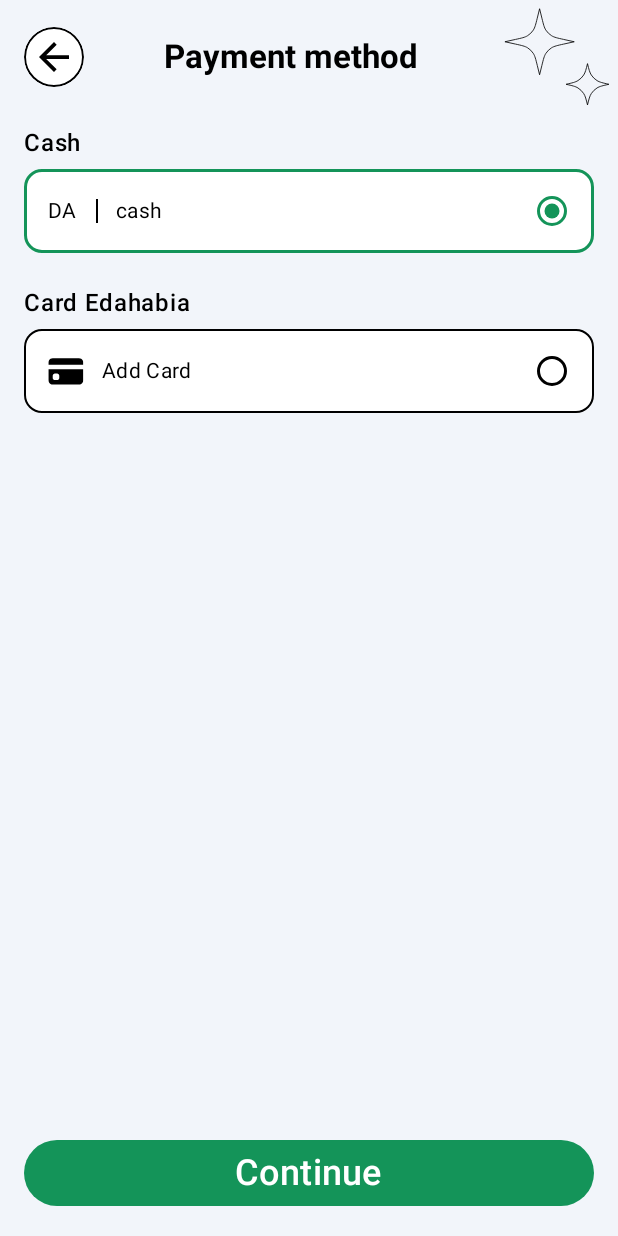
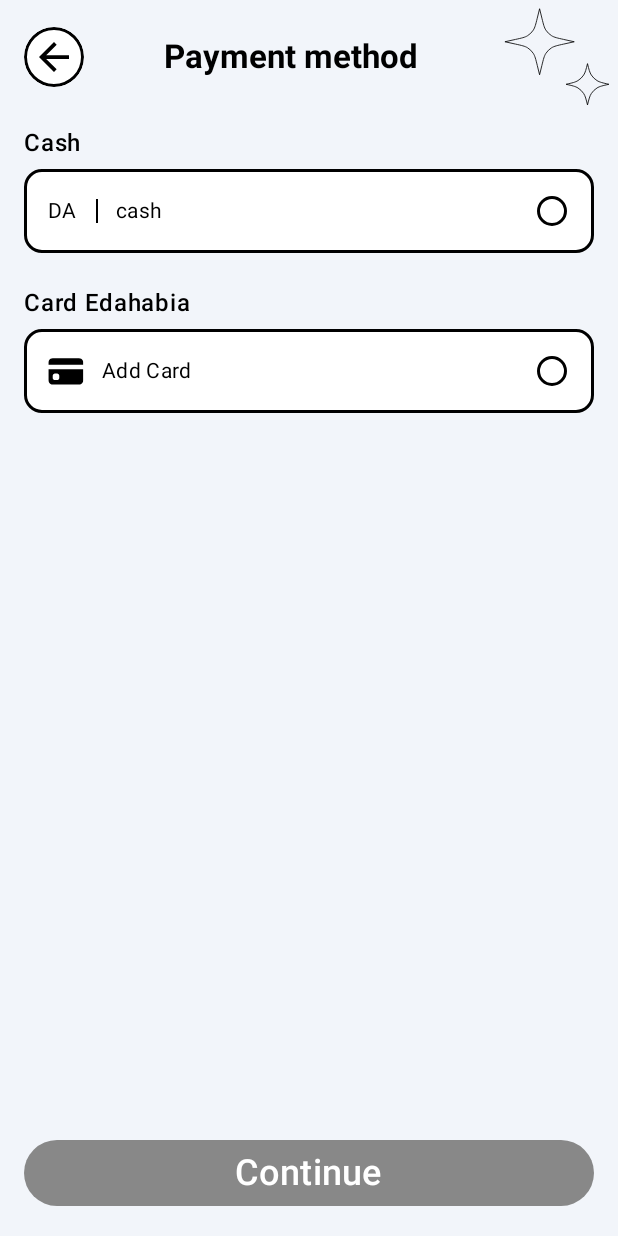
Before and after one commit to mohamed-derardja/Zm_auto_app, an Android app built with Jetpack Compose: the screen it shows after launch (MainActivity), on a phone screen of 412 x 824 dp. Run offline under Robolectric (Android 15) with nearby library versions, the phone set to English and light mode, and no system bars.

Commit message:
zm rental app

```diff
--- a/app/src/main/java/com/example/zmauto/MainActivity.kt
+++ b/app/src/main/java/com/example/zmauto/MainActivity.kt
@@ -1,36 +1,61 @@
 package com.example.zmauto
 
 import android.os.Bundle
-import android.util.Log
 import androidx.activity.ComponentActivity
 import androidx.activity.compose.setContent
 import androidx.compose.foundation.layout.fillMaxSize
 import androidx.compose.material3.MaterialTheme
 import androidx.compose.material3.Surface
+import androidx.compose.runtime.*
 import androidx.compose.ui.Modifier
+import com.example.zmauto.screens.payment.EdahabiaScreen
 import com.example.zmauto.screens.payment.PaymentMethodScreen
+import com.example.zmauto.screens.payment.ThankYouScreen
 import com.example.zmauto.ui.theme.ZMAutoTheme
 
 class MainActivity : ComponentActivity() {
     override fun onCreate(savedInstanceState: Bundle?) {
         super.onCreate(savedInstanceState)
-        Log.d("MainActivity", "onCreate called")
         setContent {
-            Log.d("MainActivity", "setContent called")
             ZMAutoTheme {
                 Surface(
                     modifier = Modifier.fillMaxSize(),
                     color = MaterialTheme.colorScheme.background
                 ) {
-                    Log.d("MainActivity", "Rendering PaymentMethodScreen")
-                    PaymentMethodScreen(
-                        onBackClick = {
-                            Log.d("MainActivity", "Back button clicked")
-                        },
-                        onContinueClick = {
-                            Log.d("MainActivity", "Continue button clicked")
+                    var showThankYou by remember { mutableStateOf(false) }
+                    var showEdahabia by remember { mutableStateOf(false) }
+
+                    when {
+                        showThankYou -> {
+                            ThankYouScreen(
+                                onExitClick = {
+                                    showThankYou = false
+                                }
+                            )
                         }
-                    )
+                        showEdahabia -> {
+                            EdahabiaScreen(
+                                onBackClick = {
+                                    showEdahabia = false
+                                },
+                                onContinueClick = {
+                                    showEdahabia = false
+                                    showThankYou = true
+                                }
+                            )
+                        }
+                        else -> {
+                            PaymentMethodScreen(
+                                onBackClick = { finish() },
+                                onContinueClick = {
+                                    showThankYou = true
+                                },
+                                onEdahabiaClick = {
+                                    showEdahabia = true
+                                }
+                            )
+                        }
+                    }
                 }
             }
         }
--- a/app/src/main/java/com/example/zmauto/screens/payment/PaymentMethodScreen.kt
+++ b/app/src/main/java/com/example/zmauto/screens/payment/PaymentMethodScreen.kt
@@ -35,9 +35,10 @@ data class PaymentMethodOption(
 @Composable
 fun PaymentMethodScreen(
     onBackClick: () -> Unit,
-    onContinueClick: () -> Unit
+    onContinueClick: () -> Unit,
+    onEdahabiaClick: () -> Unit
 ) {
-    var selectedOption by remember { mutableStateOf(CASH) }
+    var selectedOption by remember { mutableStateOf("") }
 
     Box(
         modifier = Modifier
@@ -54,7 +55,16 @@ fun PaymentMethodScreen(
                 PaymentHeader(onBackClick = onBackClick)
                 PaymentOptions(selectedOption) { selectedOption = it }
             }
-            ContinueButton(onClick = onContinueClick)
+            ContinueButton(
+                onClick = {
+                    if (selectedOption == CARD) {
+                        onEdahabiaClick()
+                    } else if (selectedOption == CASH) {
+                        onContinueClick()
+                    }
+                },
+                enabled = selectedOption.isNotEmpty()
+            )
         }
     }
 }
@@ -78,7 +88,7 @@ private fun PaymentHeader(onBackClick: () -> Unit) {
                 .size(40.dp)
                 .clip(CircleShape)
                 .background(Color.White)
-                .border(1.dp, Color.Black, CircleShape)
+                .border(1.5.dp, Color.Black, CircleShape)
                 .clickable(onClick = onBackClick),
             contentAlignment = Alignment.Center
         ) {
@@ -171,7 +181,7 @@ private fun PaymentOption(
             modifier = Modifier
                 .fillMaxWidth()
                 .border(
-                    width = if (isSelected) 1.5.dp else 1.dp,
+                    width = 1.5.dp,
                     color = if (isSelected) Color(0xFF149459) else Color.Black,
                     shape = RoundedCornerShape(12.dp)
                 )
@@ -242,16 +252,22 @@ private fun PaymentLabelRow(icon: Int?, label: String) {
 }
 
 @Composable
-private fun ContinueButton(onClick: () -> Unit) {
+private fun ContinueButton(
+    onClick: () -> Unit,
+    enabled: Boolean
+) {
     Button(
         onClick = onClick,
+        enabled = enabled,
         modifier = Modifier
             .fillMaxWidth()
             .padding(vertical = 18.dp),
         shape = RoundedCornerShape(24.dp),
         colors = ButtonDefaults.buttonColors(
             containerColor = Color(0xFF149459),
-            contentColor = Color.White
+            contentColor = Color.White,
+            disabledContainerColor = Color.Gray,
+            disabledContentColor = Color.White
         )
     ) {
         Text(
@@ -271,7 +287,8 @@ fun PreviewPaymentMethod() {
     MaterialTheme {
         PaymentMethodScreen(
             onBackClick = {},
-            onContinueClick = {}
+            onContinueClick = {},
+            onEdahabiaClick = {}
         )
     }
 }
--- a/app/src/main/java/com/example/zmauto/ui/theme/Color.kt
+++ b/app/src/main/java/com/example/zmauto/ui/theme/Color.kt
@@ -2,10 +2,9 @@ package com.example.zmauto.ui.theme
 
 import androidx.compose.ui.graphics.Color
 
-val Purple80 = Color(0xFFD0BCFF)
-val PurpleGrey80 = Color(0xFFCCC2DC)
-val Pink80 = Color(0xFFEFB8C8)
-
-val Purple40 = Color(0xFF6650a4)
-val PurpleGrey40 = Color(0xFF625b71)
-val Pink40 = Color(0xFF7D5260)
+val PrimaryGreen = Color(0xFF149459)
+val DarkGreen = Color(0xFF0D6A3F)
+val LightGreen = Color(0xFF1AA869)
+val BackgroundGray = Color(0xFFF2F5FA)
+val TextBlack = Color(0xFF000000)
+val TextWhite = Color(0xFFFFFFFF)
--- a/app/src/main/java/com/example/zmauto/ui/theme/Theme.kt
+++ b/app/src/main/java/com/example/zmauto/ui/theme/Theme.kt
@@ -10,38 +10,43 @@ import androidx.compose.material3.dynamicLightColorScheme
 import androidx.compose.material3.lightColorScheme
 import androidx.compose.runtime.Composable
 import androidx.compose.runtime.SideEffect
+import androidx.compose.ui.graphics.Color
 import androidx.compose.ui.graphics.toArgb
 import androidx.compose.ui.platform.LocalContext
 import androidx.compose.ui.platform.LocalView
 import androidx.core.view.WindowCompat
 
 private val DarkColorScheme = darkColorScheme(
-    primary = Purple80,
-    secondary = PurpleGrey80,
-    tertiary = Pink80
+    primary = PrimaryGreen,
+    secondary = DarkGreen,
+    tertiary = LightGreen,
+    background = Color(0xFF121212),
+    surface = Color(0xFF121212),
+    onPrimary = TextWhite,
+    onSecondary = TextWhite,
+    onTertiary = TextWhite,
+    onBackground = TextWhite,
+    onSurface = TextWhite
 )
 
 private val LightColorScheme = lightColorScheme(
-    primary = Purple40,
-    secondary = PurpleGrey40,
-    tertiary = Pink40
-
-    /* Other default colors to override
-    background = Color(0xFFFFFBFE),
-    surface = Color(0xFFFFFBFE),
-    onPrimary = Color.White,
-    onSecondary = Color.White,
-    onTertiary = Color.White,
-    onBackground = Color(0xFF1C1B1F),
-    onSurface = Color(0xFF1C1B1F),
-    */
+    primary = PrimaryGreen,
+    secondary = DarkGreen,
+    tertiary = LightGreen,
+    background = BackgroundGray,
+    surface = Color.White,
+    onPrimary = TextWhite,
+    onSecondary = TextWhite,
+    onTertiary = TextWhite,
+    onBackground = TextBlack,
+    onSurface = TextBlack
 )
 
 @Composable
 fun ZMAutoTheme(
     darkTheme: Boolean = isSystemInDarkTheme(),
     // Dynamic color is available on Android 12+
-    dynamicColor: Boolean = true,
+    dynamicColor: Boolean = false, // Disabled dynamic colors
     content: @Composable () -> Unit
 ) {
     val colorScheme = when {
@@ -57,7 +62,7 @@ fun ZMAutoTheme(
         SideEffect {
             val window = (view.context as Activity).window
             window.statusBarColor = colorScheme.primary.toArgb()
-            WindowCompat.getInsetsController(window, view).isAppearanceLightStatusBars = darkTheme
+            WindowCompat.getInsetsController(window, view).isAppearanceLightStatusBars = !darkTheme
         }
     }
 
```
Also changed, not shown: app/src/main/res/drawable/no_x.xml (added, +9 -0 lines), app/src/main/res/drawable/save_ico.xml (added, +17 -0 lines), app/src/main/res/drawable/img_1.png (added), 1 other file.
